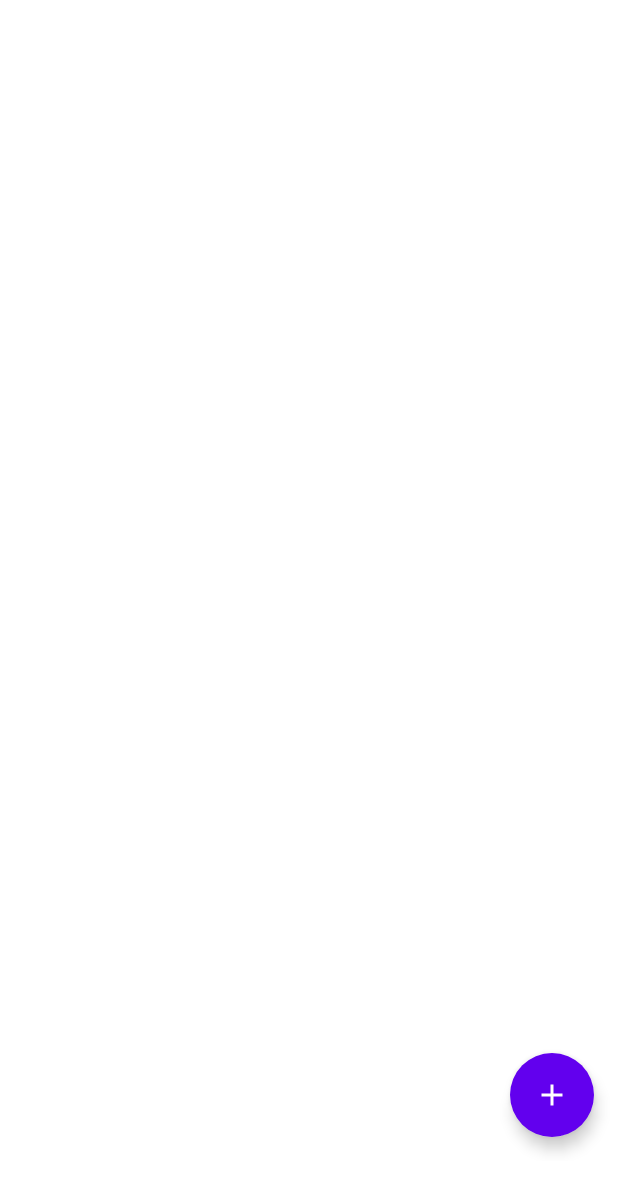
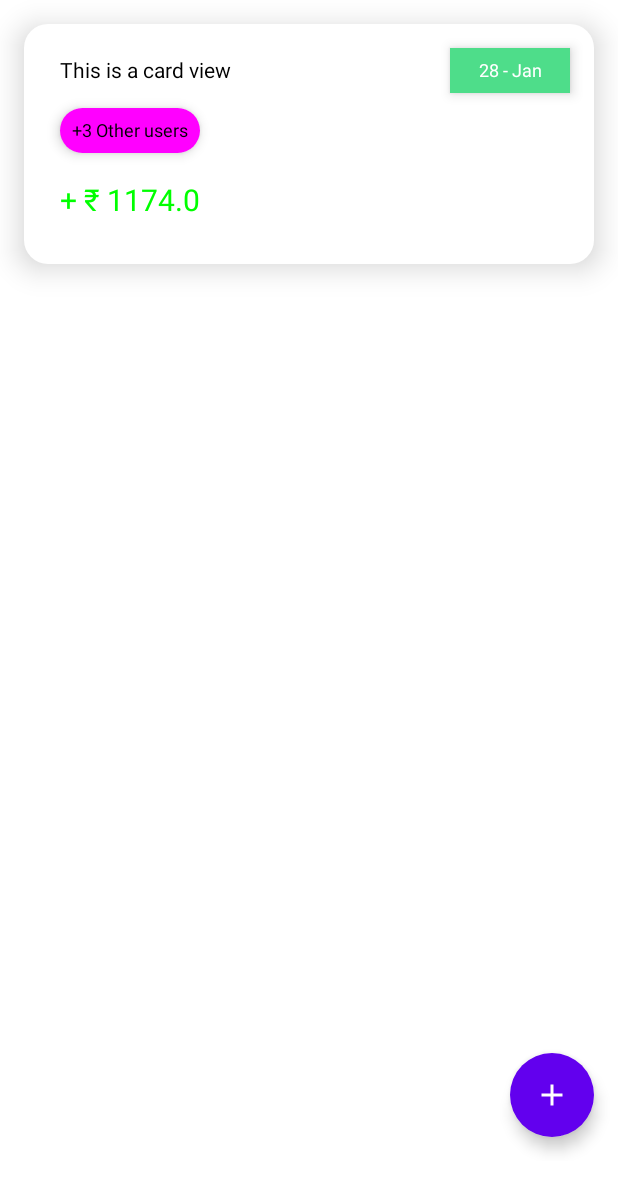
Before and after one commit to sksaikia/SplitYourBillsAndroid-MultiModule, an Android app built with Jetpack Compose: the SpacesScreen screen opened through its navigation route, on a phone screen of 412 x 824 dp. Shown: the top 1192 px of the screen. Run offline under Robolectric (Android 15) with nearby library versions, the phone set to English and light mode, and no system bars; our stand-ins replace Dagger/Hilt's generated code, accompanist; libraries missing offline, so code that uses them is left out: com.google.accompanist.navigation; 2 statements that could not run were skipped.

Commit message:
Added custom Card Uis

```diff
--- a/common/src/main/java/com/example/session/SessionManager.kt
+++ b/common/src/main/java/com/example/session/SessionManager.kt
@@ -2,6 +2,7 @@ package com.example.session
 
 import android.content.Context
 import android.content.SharedPreferences
+import android.util.Log
 import com.example.common.R
 
 class SessionManager(context : Context) {
@@ -16,6 +17,7 @@ class SessionManager(context : Context) {
     }
 
     fun fetchAuthToken() : String? {
+        Log.d("FATAL", "fetchAuthToken: ${prefs.getString(USER_TOKEN, null)}")
         return prefs.getString(USER_TOKEN, null)
     }
 
--- /dev/null
+++ b/design/src/main/java/com/example/design/UnifyChip.kt
@@ -0,0 +1,53 @@
+package com.example.design
+
+import android.util.Log
+import androidx.compose.foundation.layout.padding
+import androidx.compose.foundation.shape.CircleShape
+import androidx.compose.material.MaterialTheme
+import androidx.compose.material.Surface
+import androidx.compose.material.Text
+import androidx.compose.runtime.Composable
+import androidx.compose.ui.Modifier
+import androidx.compose.ui.graphics.Color
+import androidx.compose.ui.text.style.TextAlign
+import androidx.compose.ui.unit.dp
+import androidx.compose.ui.unit.sp
+import kotlin.random.Random
+
+@Composable
+fun UnifyChip(
+    text: String,
+    randomColor : Boolean = true,
+    color : Color = Color.Red,
+    modifier: Modifier = Modifier
+) {
+    Surface(
+        color = if (randomColor) { getRandomColor() } else { color},
+        shape = CircleShape,
+        elevation = 5.dp,
+        modifier = modifier) {
+        UnifyText(
+            text = text,
+            fontSize = 12.sp,
+            modifier = Modifier.padding(8.dp)
+        )
+    }
+}
+
+fun getRandomColor(): Color {
+    val colorList = listOf<Color>(
+        Color.Red,
+        Color.Green,
+        Color.Gray,
+        Color.Magenta,
+        Color.Yellow,
+    )
+    val state = rand(0,4)
+    Log.d("Fatal", "getRandomColor: $state")
+    return colorList[state]
+}
+
+fun rand(start: Int, end: Int): Int {
+    require(start <= end) { "Illegal Argument" }
+    return (Math.random() * (end - start + 1)).toInt() + start
+}
--- /dev/null
+++ b/design/src/main/java/com/example/design/UnifyLabel.kt
@@ -0,0 +1,40 @@
+package com.example.design
+
+import androidx.compose.foundation.layout.Arrangement
+import androidx.compose.foundation.layout.Row
+import androidx.compose.foundation.layout.fillMaxWidth
+import androidx.compose.foundation.layout.padding
+import androidx.compose.foundation.layout.width
+import androidx.compose.foundation.shape.CircleShape
+import androidx.compose.material.Surface
+import androidx.compose.runtime.Composable
+import androidx.compose.ui.Modifier
+import androidx.compose.ui.graphics.Color
+import androidx.compose.ui.graphics.RectangleShape
+import androidx.compose.ui.text.font.FontWeight
+import androidx.compose.ui.unit.dp
+import androidx.compose.ui.unit.sp
+
+@Composable
+fun UnifyLabel(text : String, color : Color = Color(0xFF4EDD8A)) {
+    Surface(
+        color = color,
+        shape = RectangleShape,
+        elevation = 5.dp,
+        modifier = Modifier.width(80.dp)
+    ) {
+        Row(
+            modifier = Modifier.fillMaxWidth(),
+            horizontalArrangement = Arrangement.Center
+            ) {
+            UnifyText(
+                text = text,
+                fontSize = 12.sp,
+                modifier = Modifier.padding(8.dp),
+                fontColor = Color.White,
+                fontWeight = FontWeight.Bold
+            )
+        }
+
+    }
+}
--- a/design/src/main/java/com/example/design/UnifyText.kt
+++ b/design/src/main/java/com/example/design/UnifyText.kt
@@ -6,6 +6,7 @@ import androidx.compose.ui.Modifier
 import androidx.compose.ui.graphics.Color
 import androidx.compose.ui.text.font.FontFamily
 import androidx.compose.ui.text.font.FontStyle
+import androidx.compose.ui.text.font.FontWeight
 import androidx.compose.ui.unit.TextUnit
 import androidx.compose.ui.unit.sp
 
@@ -17,6 +18,7 @@ fun UnifyText(
     fontColor : Color = Color.Black,
     fontStyle: FontStyle = FontStyle.Normal,
     fontFamily: FontFamily = FontFamily.Default,
+    fontWeight: FontWeight = FontWeight.Normal
 ) {
     Text(
         text = text,
--- a/feature_space/src/main/java/com/example/feature_space/presentation/screen/SpacesScreen.kt
+++ b/feature_space/src/main/java/com/example/feature_space/presentation/screen/SpacesScreen.kt
@@ -1,22 +1,42 @@
 package com.example.feature_space.presentation.screen
 
 import android.annotation.SuppressLint
+import androidx.compose.foundation.BorderStroke
+import androidx.compose.foundation.layout.Arrangement
+import androidx.compose.foundation.layout.Box
 import androidx.compose.foundation.layout.Column
+import androidx.compose.foundation.layout.Row
+import androidx.compose.foundation.layout.Spacer
 import androidx.compose.foundation.layout.fillMaxSize
 import androidx.compose.foundation.layout.fillMaxWidth
+import androidx.compose.foundation.layout.height
 import androidx.compose.foundation.layout.padding
+import androidx.compose.foundation.shape.CircleShape
+import androidx.compose.foundation.shape.RoundedCornerShape
+import androidx.compose.material.Card
 import androidx.compose.material.FloatingActionButton
 import androidx.compose.material.Icon
 import androidx.compose.material.MaterialTheme
 import androidx.compose.material.Scaffold
+import androidx.compose.material.Surface
+import androidx.compose.material.Text
 import androidx.compose.material.icons.Icons
 import androidx.compose.material.icons.filled.Add
 import androidx.compose.material.rememberScaffoldState
 import androidx.compose.runtime.Composable
+import androidx.compose.ui.Alignment
 import androidx.compose.ui.Modifier
 import androidx.compose.ui.graphics.Color
+import androidx.compose.ui.text.font.FontFamily
+import androidx.compose.ui.text.font.FontStyle
+import androidx.compose.ui.text.font.FontWeight
+import androidx.compose.ui.text.style.TextAlign
 import androidx.compose.ui.unit.dp
+import androidx.compose.ui.unit.sp
+import com.example.design.UnifyChip
+import com.example.design.UnifyLabel
 import com.example.design.UnifyText
+import com.example.feature_space.presentation.ui_composition.SpaceCard
 import com.example.navigation.NavigationItem
 
 @SuppressLint("UnusedMaterialScaffoldPaddingParameter")
@@ -39,11 +59,8 @@ fun SpacesScreen(navigateTo : (String) -> Unit) {
         modifier =  Modifier.padding(bottom = 50.dp)
 
     ) {
-        Column() {
-
+        Column {
+            SpaceCard()
         }
     }
-
-
-
 }
--- /dev/null
+++ b/feature_space/src/main/java/com/example/feature_space/presentation/ui_composition/SpaceCard.kt
@@ -0,0 +1,66 @@
+package com.example.feature_space.presentation.ui_composition
+
+import androidx.compose.foundation.layout.Arrangement
+import androidx.compose.foundation.layout.Box
+import androidx.compose.foundation.layout.Column
+import androidx.compose.foundation.layout.Row
+import androidx.compose.foundation.layout.Spacer
+import androidx.compose.foundation.layout.fillMaxSize
+import androidx.compose.foundation.layout.fillMaxWidth
+import androidx.compose.foundation.layout.height
+import androidx.compose.foundation.layout.padding
+import androidx.compose.foundation.shape.RoundedCornerShape
+import androidx.compose.material.Card
+import androidx.compose.runtime.Composable
+import androidx.compose.ui.Alignment
+import androidx.compose.ui.Modifier
+import androidx.compose.ui.graphics.Color
+import androidx.compose.ui.text.font.FontFamily
+import androidx.compose.ui.text.font.FontWeight
+import androidx.compose.ui.unit.dp
+import androidx.compose.ui.unit.sp
+import com.example.design.UnifyChip
+import com.example.design.UnifyLabel
+import com.example.design.UnifyText
+
+
+@Composable
+fun SpaceCard() {
+    Card(
+        shape = RoundedCornerShape(16.dp),
+        modifier = Modifier
+            .padding(16.dp)
+            .fillMaxWidth(),
+        elevation = 12.dp
+    ) {
+        Box(modifier = Modifier
+            .height(160.dp)
+            .padding(
+                start = 24.dp,
+                top = 16.dp ,
+                end = 16.dp ,
+                bottom = 16.dp)
+        ) {
+
+            Column(modifier = Modifier.fillMaxSize()) {
+                Row(
+                    modifier = Modifier.fillMaxWidth(),
+                    horizontalArrangement = Arrangement.SpaceBetween,
+                    verticalAlignment = Alignment.CenterVertically
+                ) {
+                    UnifyText("This is a card view", fontWeight = FontWeight.Bold)
+                    UnifyLabel("28 - Jan")
+                }
+                Spacer(modifier = Modifier.height(10.dp))
+                UnifyChip("+3 Other users")
+                Spacer(modifier = Modifier.height(20.dp))
+                UnifyText(text = "+ ₹ 1174.0",
+                    fontSize = 20.sp,
+                    fontColor = Color.Green,
+                    fontFamily = FontFamily.SansSerif,
+                    fontWeight = FontWeight.Bold
+                )
+            }
+        }
+    }
+}
```
